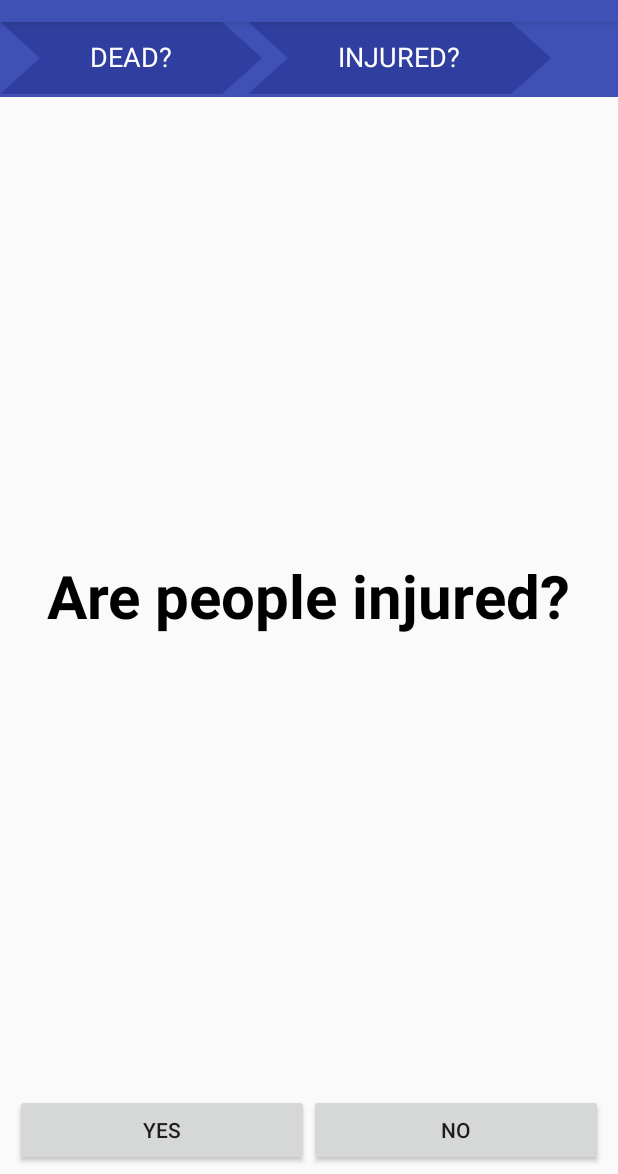
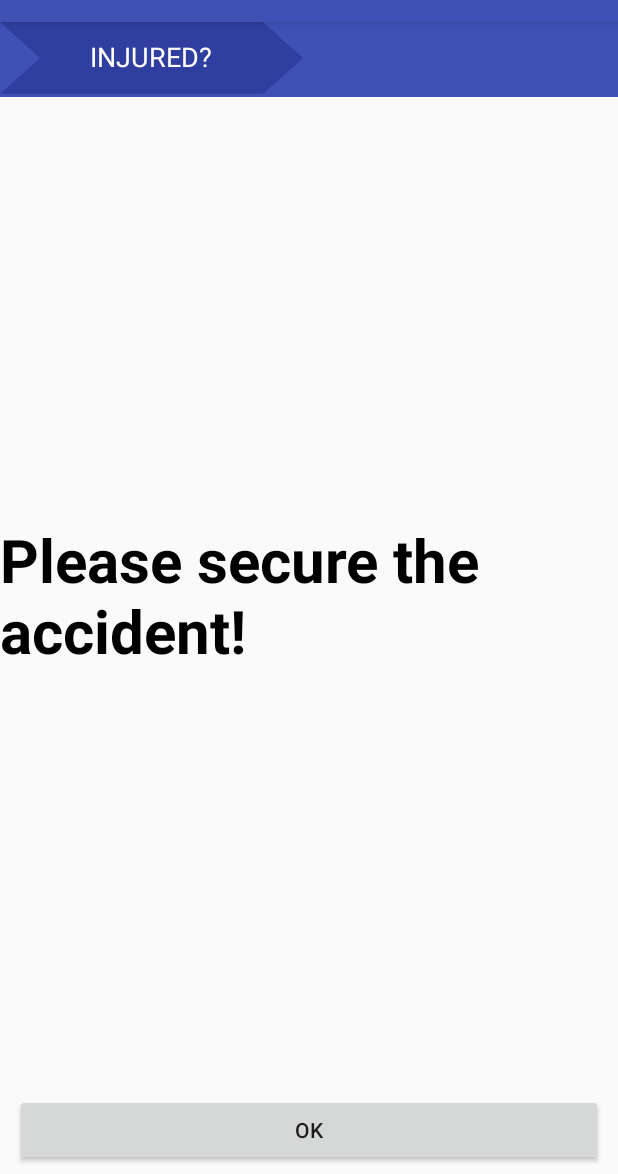
Before and after one commit to bastidest/CrashBuddy, an Android app: the ButtonFragment screen opened directly, with no data from a screen before it, after a tap on "NO", on a phone screen of 412 x 824 dp, the part 62-1236 px from its top. Run offline under Robolectric (Android 15) with nearby library versions, the phone set to English and light mode, and no system bars; 1 other tap on this screen came first.

```diff
--- a/app/src/main/java/hackatum/de/checkcrash/EmergencyActivity.java
+++ b/app/src/main/java/hackatum/de/checkcrash/EmergencyActivity.java
@@ -14,6 +14,7 @@ import android.widget.ScrollView;
 
 import java.io.IOException;
 import java.io.InputStream;
+import java.util.ArrayList;
 
 import hackatum.de.checkcrash.design.BreadcrumbView;
 import hackatum.de.checkcrash.fragments.ButtonFragment;
@@ -24,13 +25,12 @@ import hackatum.de.checkcrash.models.Page;
 
 public class EmergencyActivity extends AppCompatActivity implements PageFragmentListener {
 
-    private final int fragmentContainer = R.id.fragment_container;
     private HorizontalScrollView scrollView;
     private ViewGroup breadcrumbs;
     private FragmentManager fragmentManager;
     private AccidentProcedure accidentProcedure;
     private ViewGroup buttons;
-    private boolean firstPage = true;
+    private ArrayList<Page> pageList = new ArrayList<>();
 
     @Override
     protected void onCreate(Bundle savedInstanceState) {
@@ -70,22 +70,70 @@ public class EmergencyActivity extends AppCompatActivity implements PageFragment
         switch (direction) {
             case 1:
                 fragmentTransaction.setCustomAnimations(R.anim.enter_from_right, R.anim.exit_to_left, R.anim.enter_from_left, R.anim.exit_to_right);
-                BreadcrumbView bv = new BreadcrumbView(this, firstPage);
-                firstPage = false;
-                Page page = AccidentProcedure.accidentProcedure.pages.get(pageId);
-                bv.setText(page.shortDesc);
-                breadcrumbs.addView(bv);
                 break;
             case -1:
                 fragmentTransaction.setCustomAnimations(R.anim.enter_from_left, R.anim.exit_to_right, R.anim.enter_from_right, R.anim.exit_to_left);
+                break;
         }
+        int fragmentContainer = R.id.fragment_container;
         fragmentTransaction.replace(fragmentContainer, ButtonFragment.newInstance(pageId));
-        fragmentTransaction.addToBackStack(null);
+        if (pageList.size() > 0)
+            fragmentTransaction.addToBackStack(null);
         fragmentTransaction.commit();
+        pageList.add(AccidentProcedure.accidentProcedure.pages.get(pageId));
     }
 
-    @Override
-    public void onPageLoad(Answer[] answers) {
+    /**
+     * loads a Page that is already loaded as a Fragment in the Activity and goes back to it
+     * and deletes the backStack to the first Page
+     *
+     * @param p
+     */
+    private void loadExistingPage(Page p) {
+        int index = pageList.indexOf(p);
+        for (int i = pageList.size() - 1; i > index; i--) {
+            pageList.remove(i);
+            fragmentManager.popBackStack();
+        }
+//        HashMap<String, Page> hashMap = AccidentProcedure.accidentProcedure.pages;
+//        for (Map.Entry<String, Page> entry : hashMap.entrySet()) {
+//            if(entry.getValue().equals(p)) {
+//                loadFragment(entry.getKey(), -1);
+//            }
+//        }
+
+    }
+
+    /**
+     * draws the Breadcrumb bar and sets up OnClickListeners
+     */
+    private void drawBreadcumbs() {
+        boolean first = true;
+        breadcrumbs.removeAllViews();
+        for (int i = 0; i < pageList.size() - 1; i++) {
+            final Page p = pageList.get(i);
+            BreadcrumbView bv = new BreadcrumbView(this, first);
+            bv.setText(p.shortDesc);
+
+            bv.setOnClickListener(new View.OnClickListener() {
+                @Override
+                public void onClick(View view) {
+                    loadExistingPage(p);
+                }
+            });
+
+            breadcrumbs.addView(bv);
+            first = false;
+        }
+        scrollView.fullScroll(ScrollView.FOCUS_RIGHT);
+    }
+
+    /**
+     * draws all possible answers an sets OnClickListeners for each one
+     *
+     * @param answers all possible answers
+     */
+    private void drawButtons(Answer[] answers) {
         buttons.removeAllViews();
         LinearLayout.LayoutParams params = new LinearLayout.LayoutParams(LinearLayout.LayoutParams.WRAP_CONTENT,
                 LinearLayout.LayoutParams.WRAP_CONTENT, 1.0f);
@@ -101,11 +149,24 @@ public class EmergencyActivity extends AppCompatActivity implements PageFragment
                 }
             });
         }
-        scrollView.fullScroll(ScrollView.FOCUS_RIGHT);
+    }
+
+
+    /**
+     * Callback from the Fragment after it finished drawing the Views
+     *
+     * @param page The Page the Fragment is referencing
+     */
+    @Override
+    public void onPageLoad(Page page) {
+        drawBreadcumbs();
+        drawButtons(page.answers);
     }
 
     @Override
     public void onBackPressed() {
         fragmentManager.popBackStack();
+        if (pageList.size() > 1)
+            pageList.remove(pageList.size() - 1);
     }
 }
--- a/app/src/main/java/hackatum/de/checkcrash/fragments/ButtonFragment.java
+++ b/app/src/main/java/hackatum/de/checkcrash/fragments/ButtonFragment.java
@@ -54,7 +54,7 @@ public class ButtonFragment extends Fragment {
         String question = page.question;
         questionTextView.setText(question);
 
-        mListener.onPageLoad(page.answers);
+        mListener.onPageLoad(page);
 
         return root;
     }
--- a/app/src/main/java/hackatum/de/checkcrash/fragments/PageFragmentListener.java
+++ b/app/src/main/java/hackatum/de/checkcrash/fragments/PageFragmentListener.java
@@ -1,7 +1,7 @@
 package hackatum.de.checkcrash.fragments;
 
-import hackatum.de.checkcrash.models.Answer;
+import hackatum.de.checkcrash.models.Page;
 
 public interface PageFragmentListener {
-    void onPageLoad(Answer[] answers);
+    void onPageLoad(Page page);
 }
--- a/app/src/main/res/raw/germany.json
+++ b/app/src/main/res/raw/germany.json
@@ -39,7 +39,7 @@
     },
     "secure": {
       "type": "buttons",
-      "question": "Please secure accident!",
+      "question": "Please secure the accident!",
       "short_desc": "secured?",
       "answers": [
         {
```
